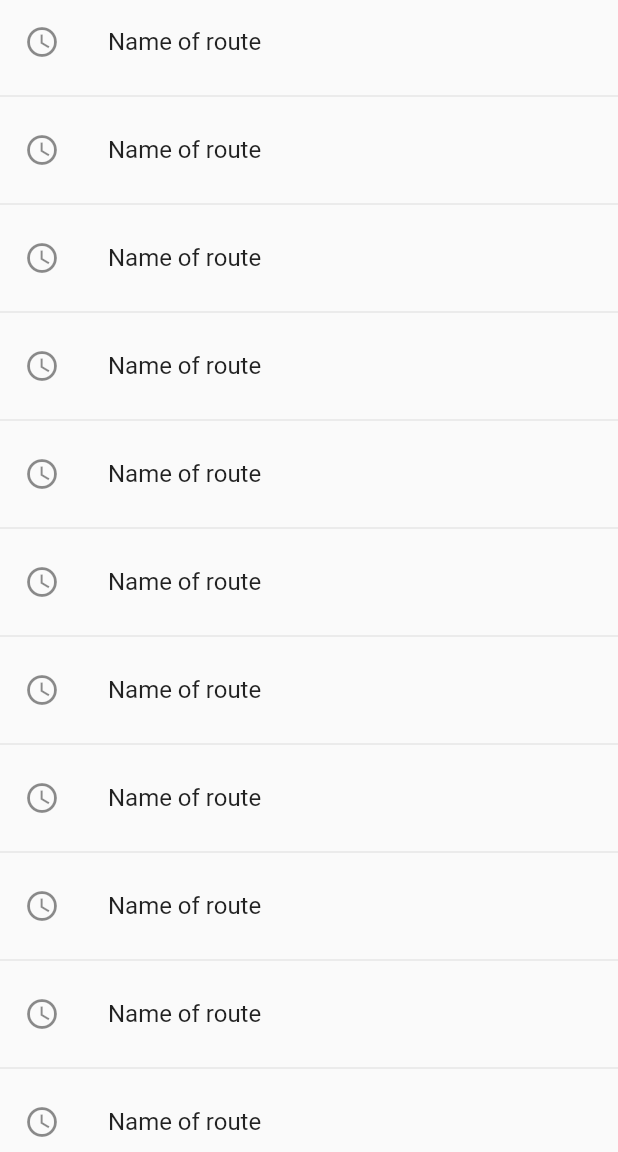
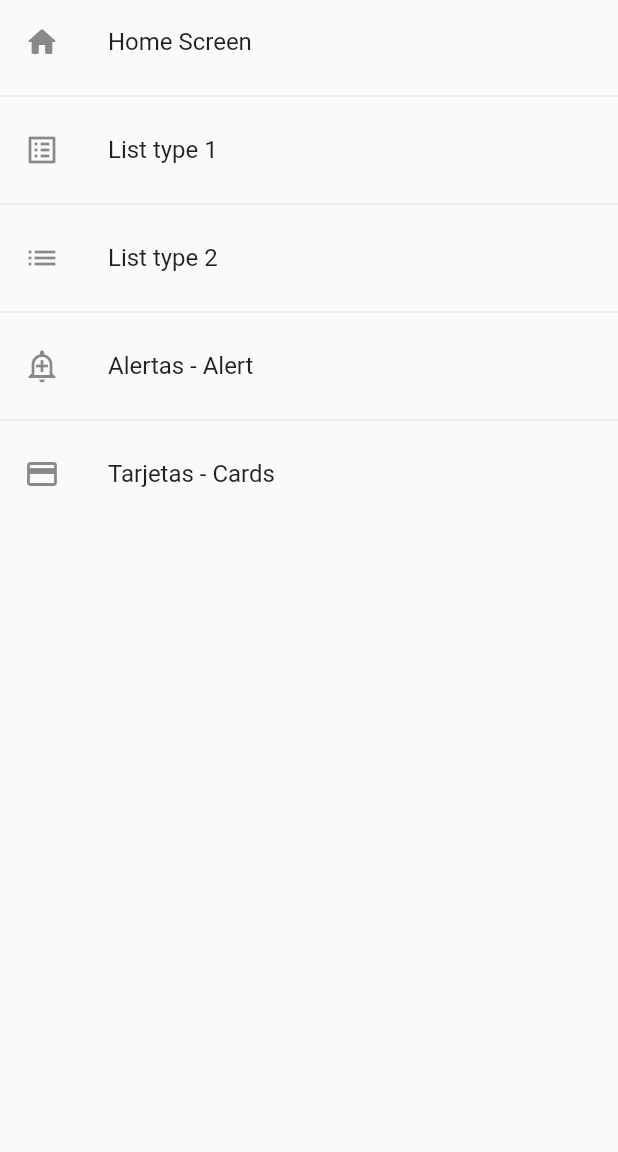
Before and after one commit to daniel-zuluaga/Flutter-Components, a Flutter app: the HomeScreen screen opened by its route, on a phone screen of 412 x 824 dp, the part 84-1236 px from its top. Run offline on Flutter 3.47's test engine with Material 2 defaults, Android fonts, the phone set to English and light mode, and no system bars.

Commit message:
In this commit what I did is add or organize a list of the number of screens I have so that they access each screen when clicking

```diff
--- a/lib/main.dart
+++ b/lib/main.dart
@@ -1,7 +1,5 @@
 import 'package:components_flutter_app/router/app_routes.dart';
 import 'package:flutter/material.dart';
-
-import 'package:components_flutter_app/screens/screens.dart';
 
 void main() => runApp(const MyApp());
 
@@ -14,7 +12,7 @@ class MyApp extends StatelessWidget {
       debugShowCheckedModeBanner: false,
       title: 'Material App',
       initialRoute: AppRoutes.initialRoute,
-      routes: AppRoutes.routes,
+      routes: AppRoutes.getAppRoutes(),
 
       onGenerateRoute: AppRoutes.onGenerateRoute,
     );
--- a/lib/models/menu_option.dart
+++ b/lib/models/menu_option.dart
@@ -1,4 +1,4 @@
-import 'package:flutter/material.dart'show IconData, Widget;
+import 'package:flutter/material.dart' show IconData, Widget;
 
 
 
--- a/lib/router/app_routes.dart
+++ b/lib/router/app_routes.dart
@@ -1,7 +1,7 @@
-import 'package:components_flutter_app/models/models.dart';
 import 'package:flutter/material.dart';
 
 import 'package:components_flutter_app/screens/screens.dart';
+import 'package:components_flutter_app/models/models.dart';
 
 
 class AppRoutes{
@@ -11,14 +11,31 @@ class AppRoutes{
 
   static final menuOptions = <MenuOption>[
     // TODO: borrar home
-    MenuOption(route: "home", name: "Videogames", screen: const HomeScreen(), icon: Icons.home_rounded),
-    MenuOption(route: "listview1", name: "Type Videogames 1", screen: const Listview1Screen(), icon: Icons.list_alt),
-    MenuOption(route: "listview2", name: "Type Videogames 1", screen: const Listview2Screen(), icon: Icons.list),
-    MenuOption(route: "Alert", name: "Causes of Videogames", screen: const AlertScreen(), icon: Icons.add_alert_outlined),
-    MenuOption(route: "Card", name: "Classs of Videogames", screen: const CardScreen(), icon: Icons.credit_card),
+    MenuOption(route: "home", name: "Home Screen", screen: const HomeScreen(), icon: Icons.home_rounded),
+    MenuOption(route: "listview1", name: "List type 1", screen: const Listview1Screen(), icon: Icons.list_alt),
+    MenuOption(route: "listview2", name: "List type 2", screen: const Listview2Screen(), icon: Icons.list),
+    MenuOption(route: "Alert", name: "Alertas - Alert", screen: const AlertScreen(), icon: Icons.add_alert_outlined),
+    MenuOption(route: "Card", name: "Tarjetas - Cards", screen: const CardScreen(), icon: Icons.credit_card)
 
   ];
 
+  static Map<String, Widget Function(BuildContext)> getAppRoutes() {
+
+    Map<String, Widget Function(BuildContext) > appRoutes = {};
+
+    for (final option in menuOptions) {
+
+    appRoutes.addAll({ option.name :(context) => option.screen});
+
+    }
+
+    return appRoutes;
+  }
+
+
+
+
+/*
   static Map<String, Widget Function(BuildContext)> routes = {
 
     "home":(context) => const HomeScreen(),
@@ -27,6 +44,7 @@ class AppRoutes{
     "Alert": ((context) => const AlertScreen()),
     "Card": ((context) => const CardScreen()),
   };
+  */
 
   static Route<dynamic> onGenerateRoute(settings) {
     return MaterialPageRoute(
--- a/lib/screens/home_screen.dart
+++ b/lib/screens/home_screen.dart
@@ -1,5 +1,7 @@
-import 'package:components_flutter_app/screens/listview1_screen.dart';
 import 'package:flutter/material.dart';
+
+import 'package:components_flutter_app/router/app_routes.dart';
+
 
 class HomeScreen extends StatelessWidget {
 
@@ -7,15 +9,19 @@ class HomeScreen extends StatelessWidget {
 
   @override
   Widget build(BuildContext context) {
+
+    final menuOptions = AppRoutes.menuOptions;
+
     return Scaffold(
       appBar: AppBar(
         title: const Text("Components in Flutter"),
         elevation: 0,
       ),
       body: ListView.separated(
-      itemBuilder: (context, index) => ListTile(
-        leading: const Icon(Icons.access_time_outlined),
-        title: const Text("Name of route"),
+      itemBuilder: (context, i) {
+        return ListTile(
+        leading: Icon(menuOptions[i].icon),
+        title: Text(menuOptions[i].name),
         onTap: () {
 
           //final route = MaterialPageRoute(
@@ -24,12 +30,13 @@ class HomeScreen extends StatelessWidget {
 
           //Navigator.push(context, route);
 
-          Navigator.pushNamed(context, "listview1");
+          Navigator.pushNamed(context, menuOptions[i].route);
 
           },
-        ),
+        );
+      },
       separatorBuilder: (_, __) =>  const Divider(),
-      itemCount: 100
+      itemCount: menuOptions.length
       )
     );
   }
```
